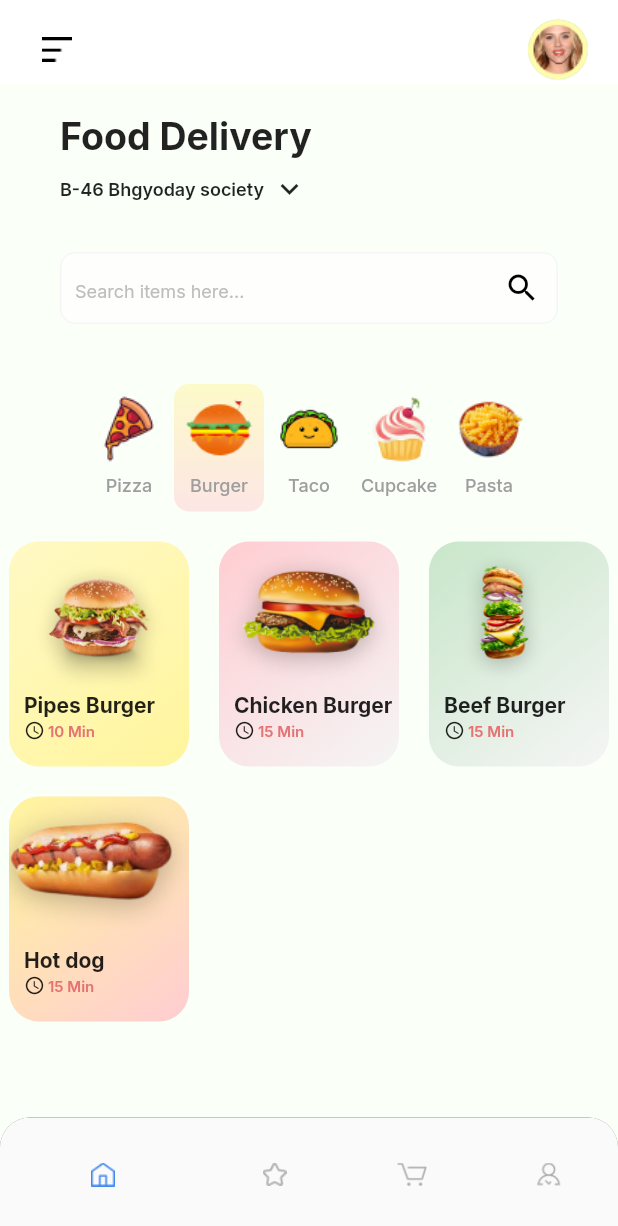
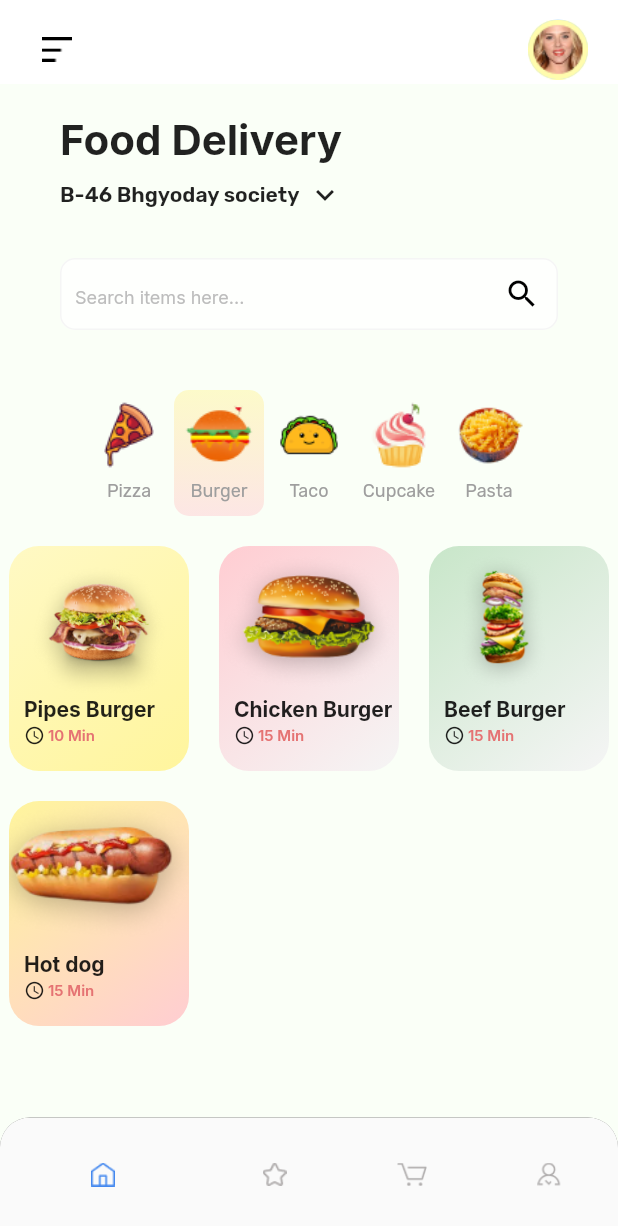
Before and after one commit to Blacksuan19/Food-App-Flutter, a Flutter app: the screen it shows after launch, on a phone screen of 412 x 824 dp. Shown: the top 1226 px of the screen. Run offline on Flutter 3.47's test engine with Material 2 defaults, Android fonts, the light colour scheme and no system bars; our stand-ins replace google_fonts.

Commit message:
header: match fonts with design

```diff
--- a/lib/widgets/category_row.dart
+++ b/lib/widgets/category_row.dart
@@ -1,4 +1,5 @@
 import 'package:flutter/material.dart';
+import 'package:google_fonts/google_fonts.dart';
 
 class CategoryRow extends StatelessWidget {
   Container makeCategory({assetName, isSelected = false}) {
@@ -30,9 +31,9 @@ class CategoryRow extends StatelessWidget {
           Text(
             // capitalize the first letter
             assetName[0].toUpperCase() + assetName.substring(1),
-            style: TextStyle(
+            style: GoogleFonts.rubik(
                 fontSize: 12,
-                fontWeight: FontWeight.w500,
+                fontWeight: FontWeight.w400,
                 color: Colors.grey[500]),
           )
         ],
--- a/lib/widgets/header.dart
+++ b/lib/widgets/header.dart
@@ -1,5 +1,6 @@
 import 'package:flutter/material.dart';
 import 'package:food_app_ui/widgets/widgets.dart';
+import 'package:google_fonts/google_fonts.dart';
 
 Padding makeHeader() {
   return Padding(
@@ -9,7 +10,7 @@ Padding makeHeader() {
       children: [
         Text(
           "Food Delivery",
-          style: TextStyle(fontSize: 25, fontWeight: FontWeight.bold),
+          style: TextStyle(fontSize: 28, fontWeight: FontWeight.bold),
         ),
         SizedBox(height: 8),
         Row(
@@ -17,7 +18,8 @@ Padding makeHeader() {
           children: [
             Text(
               "B-46 Bhgyoday society",
-              style: TextStyle(fontSize: 12, fontWeight: FontWeight.w600),
+              style:
+                  GoogleFonts.rubik(fontSize: 14, fontWeight: FontWeight.w600),
             ),
             SizedBox(width: 5),
             Icon(Icons.keyboard_arrow_down)
```
